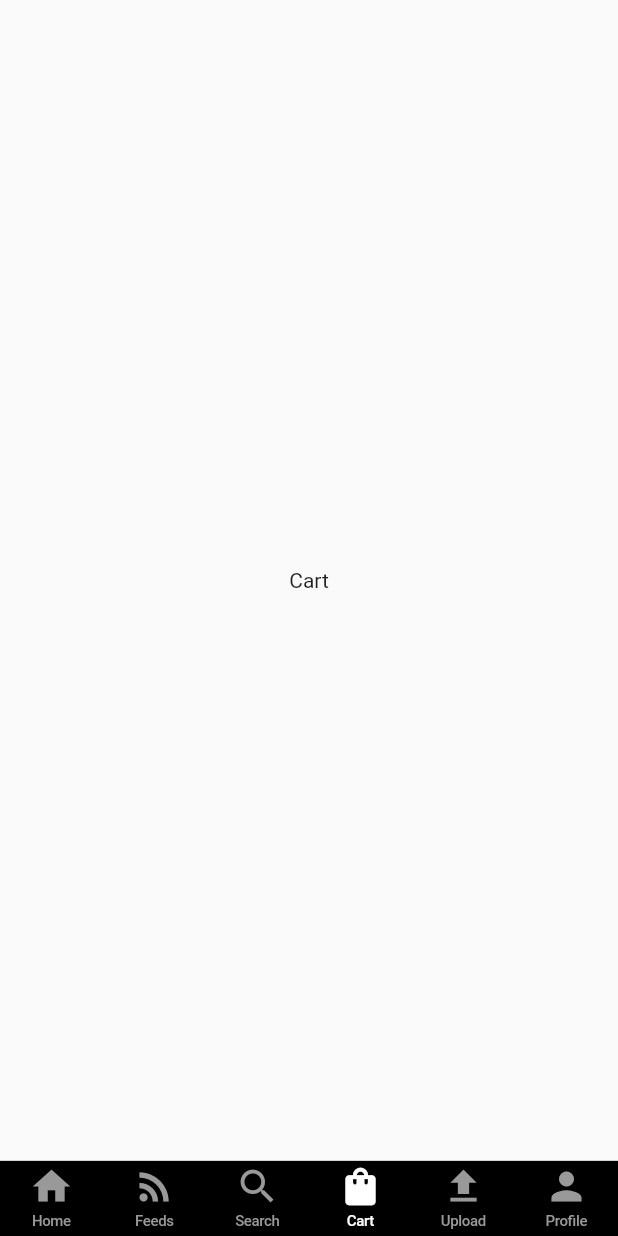
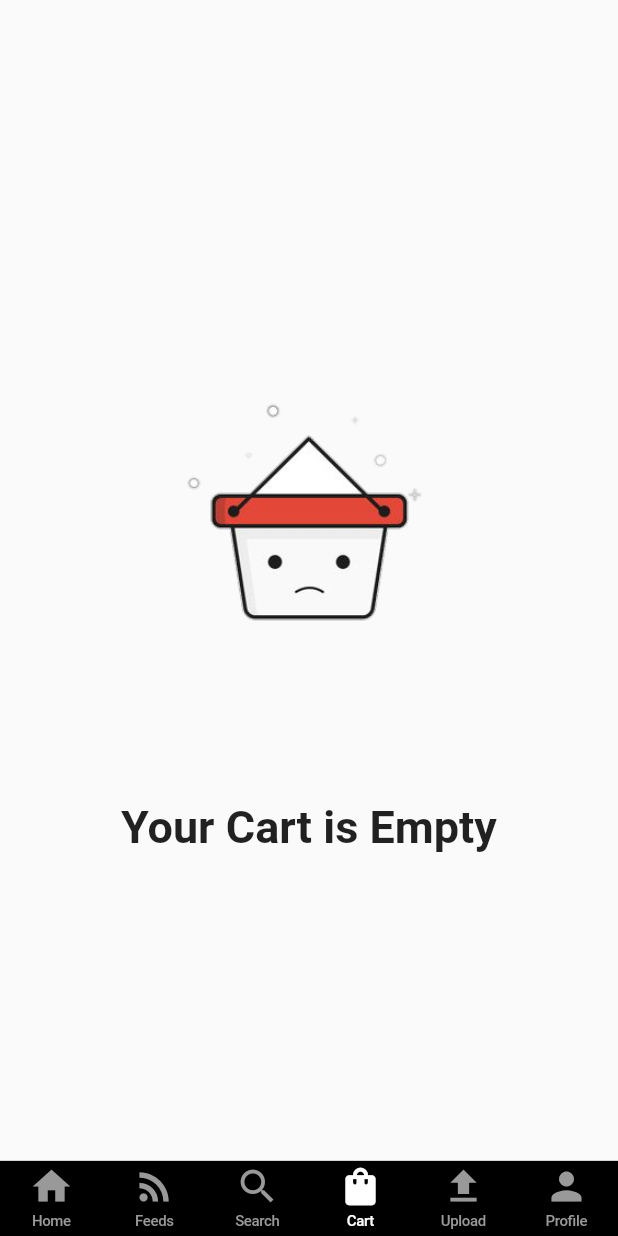
Before and after one commit to mehedi4958/ecommerce01, a Flutter app: the screen it shows after launch, item 4 of the bottom bar chosen, on a phone screen of 412 x 824 dp. Run offline on Flutter 3.47's test engine with Material 2 defaults, Android fonts, the phone set to English and light mode, and no system bars; our stand-ins replace badges, cloud_firestore, firebase_auth, firebase_core, firebase_storage, image_picker; accounts and stored records are empty.

Commit message:
empty cart screen created

```diff
--- a/lib/main.dart
+++ b/lib/main.dart
@@ -1,8 +1,6 @@
 import 'package:e_commerce_01/firebase_options.dart';
 import 'package:e_commerce_01/provider/products.dart';
-import 'package:e_commerce_01/views/screens/auth/login_screen.dart';
 import 'package:e_commerce_01/views/screens/bottom_navbar.dart';
-import 'package:e_commerce_01/views/screens/home_screen.dart';
 import 'package:firebase_core/firebase_core.dart';
 import 'package:flutter/material.dart';
 import 'package:flutter/services.dart';
--- a/lib/views/screens/cart_screen.dart
+++ b/lib/views/screens/cart_screen.dart
@@ -1,3 +1,4 @@
+import 'package:e_commerce_01/views/widgets/cart_empty.dart';
 import 'package:flutter/material.dart';
 
 class CartScreen extends StatelessWidget {
@@ -6,9 +7,7 @@ class CartScreen extends StatelessWidget {
   @override
   Widget build(BuildContext context) {
     return const Scaffold(
-      body: Center(
-        child: Text('Cart'),
-      ),
+      body: CartEmpty(),
     );
   }
 }
--- /dev/null
+++ b/lib/views/widgets/cart_empty.dart
@@ -0,0 +1,30 @@
+import 'package:flutter/material.dart';
+
+class CartEmpty extends StatelessWidget {
+  const CartEmpty({Key? key}) : super(key: key);
+
+  @override
+  Widget build(BuildContext context) {
+    return Column(
+      mainAxisAlignment: MainAxisAlignment.center,
+      children: [
+        Container(
+          width: double.infinity,
+          height: MediaQuery.of(context).size.height * 0.4,
+          decoration: const BoxDecoration(
+            image: DecorationImage(
+              image: AssetImage('assets/images/emptycart.png'),
+            ),
+          ),
+        ),
+        const Text(
+          'Your Cart is Empty',
+          style: TextStyle(
+            fontWeight: FontWeight.bold,
+            fontSize: 30,
+          ),
+        ),
+      ],
+    );
+  }
+}
```
